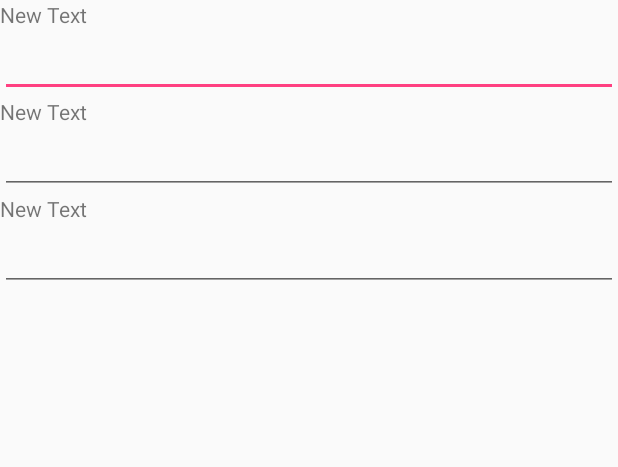
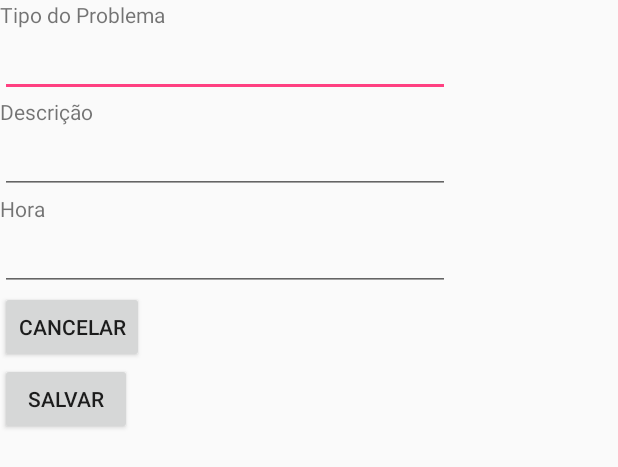
Before and after one commit to LeonardoAfonso/MapaDoMaroto, an Android app: the layout dialog_form_layout.xml on its own in the app's theme, with its tools: preview values and no code run, on a phone screen of 412 x 824 dp. Shown: the top 467 px of the screen. Run offline under Robolectric (Android 15) with nearby library versions, the light colour scheme and no system bars.

Commit message:
Dialog Melhorado Inserida widgets para captura de informação do dialog metodo customAddStaticMarker() criado para salvar markers localmente dialog funcionando para salvar markers localmente

```diff
--- a/app/src/main/res/layout/dialog_form_layout.xml
+++ b/app/src/main/res/layout/dialog_form_layout.xml
@@ -1,38 +1,50 @@
 <?xml version="1.0" encoding="utf-8"?>
 <LinearLayout xmlns:android="http://schemas.android.com/apk/res/android"
-    android:orientation="vertical" android:layout_width="match_parent"
-    android:layout_height="match_parent">
+    android:orientation="vertical" android:layout_width="300dp"
+    android:layout_height="350dp">
 
     <TextView
         android:layout_width="wrap_content"
         android:layout_height="wrap_content"
-        android:text="New Text"
-        android:id="@+id/textView" />
+        android:text="Tipo do Problema"
+        android:id="@+id/txtTipo" />
 
     <EditText
         android:layout_width="match_parent"
         android:layout_height="wrap_content"
-        android:id="@+id/editText" />
+        android:id="@+id/edtTipo" />
 
     <TextView
         android:layout_width="wrap_content"
         android:layout_height="wrap_content"
-        android:text="New Text"
-        android:id="@+id/textView2" />
+        android:text="Descrição"
+        android:id="@+id/txtDesc" />
 
     <EditText
         android:layout_width="match_parent"
         android:layout_height="wrap_content"
-        android:id="@+id/editText2" />
+        android:id="@+id/edtDesc" />
 
     <TextView
         android:layout_width="wrap_content"
         android:layout_height="wrap_content"
-        android:text="New Text"
-        android:id="@+id/textView3" />
+        android:text="Hora"
+        android:id="@+id/txtHora" />
 
     <EditText
         android:layout_width="match_parent"
         android:layout_height="wrap_content"
-        android:id="@+id/editText3" />
+        android:id="@+id/edtHora" />
+
+    <Button
+        android:layout_width="wrap_content"
+        android:layout_height="wrap_content"
+        android:text="Cancelar"
+        android:id="@+id/btnCancelar" />
+
+    <Button
+        android:layout_width="wrap_content"
+        android:layout_height="wrap_content"
+        android:text="Salvar"
+        android:id="@+id/btnSalvar" />
 </LinearLayout>
```
Also changed, not shown: app/src/main/java/engsoftlab/mapadomaroto/MapaFragment.java (+37 -2 lines).
